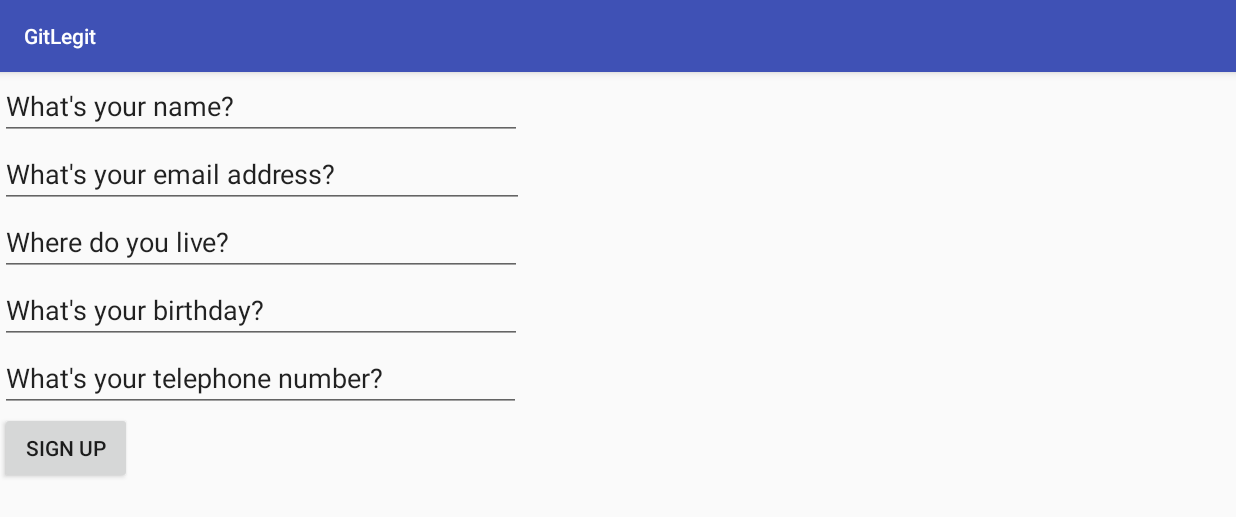
After one commit to LegitGameDeveloper/GitLegit, an Android app: the fragment RegisterSupermarketFragment placed in its activity, on a phone screen of 824 x 412 dp (held sideways). The commit adds this screen. Shown: the top 517 px of the screen. Run offline under Robolectric (Android 15) with nearby library versions, the phone set to English and light mode, and no system bars; our stand-ins replace ButterKnife.

Commit message:
files added and modded

```diff
--- /dev/null
+++ b/app/src/main/java/gitter/privacy/gitlegit/Fragment/RegisterSupermarketFragment.java
@@ -0,0 +1,30 @@
+package gitter.privacy.gitlegit.Fragment;
+
+import android.os.Bundle;
+import android.support.annotation.Nullable;
+import android.view.LayoutInflater;
+import android.view.View;
+import android.view.ViewGroup;
+
+import butterknife.ButterKnife;
+import gitter.privacy.gitlegit.MainActivity;
+import gitter.privacy.gitlegit.R;
+
+/**
+ * Created by Ryan on 17/06/2017.
+ */
+
+public class RegisterSupermarketFragment extends BaseFragment {
+    public static final String TAG = "PopopQuestionFragment";
+
+    @Nullable
+    @Override
+    public View onCreateView(LayoutInflater inflater, @Nullable ViewGroup container, @Nullable Bundle savedInstanceState) {
+        parentView = bindXMLToFragment(R.layout.register_view, inflater, container);
+        ButterKnife.bind(this, parentView);
+        ((MainActivity)getActivity()).setStoryContainerVisible(false);
+
+        return parentView;
+    }
+
+}
--- /dev/null
+++ b/app/src/main/res/layout/register_view.xml
@@ -0,0 +1,53 @@
+<?xml version="1.0" encoding="utf-8"?>
+<LinearLayout xmlns:android="http://schemas.android.com/apk/res/android"
+    android:layout_width="wrap_content"
+    android:layout_height="match_parent"
+    android:orientation="vertical">
+
+    <EditText
+        android:id="@+id/supermarket_name"
+        android:layout_width="348dp"
+        android:layout_height="wrap_content"
+        android:ems="10"
+        android:inputType="textPersonName"
+        android:text="What's your name?" />
+
+    <EditText
+        android:id="@+id/supermarket_email"
+        android:layout_width="349dp"
+        android:layout_height="wrap_content"
+        android:ems="10"
+        android:inputType="textEmailAddress"
+        android:text="What's your email address?" />
+
+    <EditText
+        android:id="@+id/supermarket_resident"
+        android:layout_width="348dp"
+        android:layout_height="wrap_content"
+        android:ems="10"
+        android:inputType="textPostalAddress"
+        android:text="Where do you live?" />
+
+    <EditText
+        android:id="@+id/supermarket_birthday"
+        android:layout_width="348dp"
+        android:layout_height="wrap_content"
+        android:ems="10"
+        android:inputType="textPersonName"
+        android:text="What's your birthday?" />
+
+    <EditText
+        android:id="@+id/supermarket_cellphonenNR"
+        android:layout_width="347dp"
+        android:layout_height="wrap_content"
+        android:ems="10"
+        android:inputType="textPersonName"
+        android:text="What's your telephone number?" />
+
+    <Button
+        android:id="@+id/Supermarket_signup"
+        android:layout_width="wrap_content"
+        android:layout_height="wrap_content"
+        android:text="Sign Up" />
+
+</LinearLayout>
--- a/app/src/main/res/values/strings.xml
+++ b/app/src/main/res/values/strings.xml
@@ -17,11 +17,19 @@
     to help us build several houses for the poor. We are in desperate need of help so you will be receiving minimum wage pay
     If you are interested, please apply below!</string>
 
-    <string name="john_scenario2_1">Once upon a time John Doe depleted all his food while binge watching every marvil series on netflex. But John Doe can’t enjoy his movies without food. Help John Doe with his groceries.
+    <string name="john_scenario2_1">Once upon a time John Doe noticed he is short on groceries for this week. Help John Doe to find a grocery and take advantage on the discount the supermarket is offering.
 </string>>
-    <string name="john_scenario2_2">Goodevening Sir, Welcome to …[choice]... We have a great deal for today. Are you interested? “
+
+
+    <string name="john_scenario2_2">Good day Sir, welcome we have a great deal for today. All you need to do is to fill in this form and you will receive a card where you will get daily discount from our store. Great right?..
 </string>>
-    <string name="john_scenario2_3">First you need to fill this form on our Ipad and we will print the card for you. It will only take 2 minutes of your time.”</string>>
-    <string name="john_scenario2_4"> </string>>
-    <string name="john_scenario2_5"> </string>>
+    <string name="john_scenario2_3">First you need to fill a form on our iPad and we will print the card for you. It will only take 2 minutes of your time.”</string>>
+    <string name="john_scenario2_4">Thank you for filling in the form. You will receive the deal right away by showing your card to the cashier. She will scan your card and after that you will receive the discount. </string>>
+    <string name="john_scenario2_5"> Well finally i got my groceries, but I’m quite hungry now and don’t want to cook something right away. Maybe some fast food will keep me up.. </string>>
+
+    <string name="john_scenario3_1"> Well finally i got my groceries, but I’m quite hungry now and don’t want to cook something right away. Maybe some fast food will keep me up.. </string>>
+    <string name="john_scenario3_2"> Too many choices, where should i go? I’m quite short on cash as well, lets take a look at places that give discount for now </string>>
+    <string name="john_scenario3_3"> hmm looks good i’m so hungry right now! </string>>
+    <string name="john_scenario3_4"> Hi Sir! Did you take a look at our great deals for today? You can get 50% discount on anything you order by making a selfie with your order on Instagram, Facebook or Twitter”. Do you want to take this deal?
+ </string>>
 </resources>
```
Also changed, not shown: app/src/main/java/gitter/privacy/gitlegit/Fragment/JohnIntroFragment.java (+42 -0 lines), app/src/main/java/gitter/privacy/gitlegit/Fragment/PopopQuestionFragment.java (added, +29 -0 lines), app/src/main/res/layout/choose_view.xml (added, +38 -0 lines).
